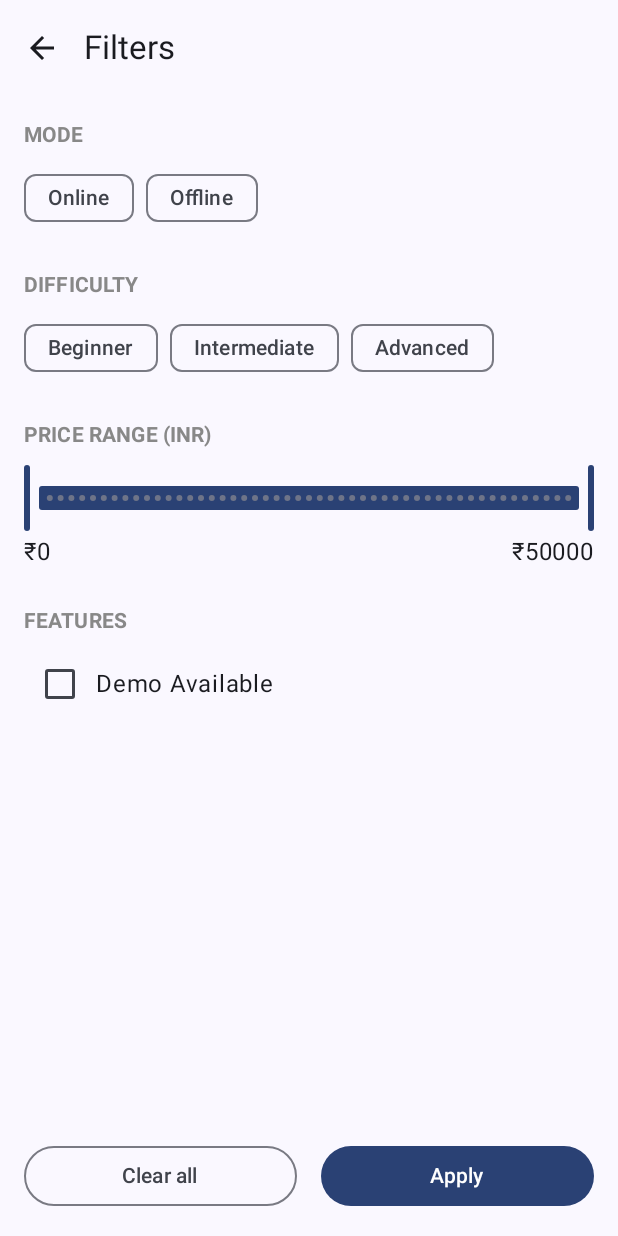
After one commit to Vaibhav-Nagfase/Project-Learn-Verse, an Android app built with Jetpack Compose: the composable FilterScreen shown on its own in the app's theme, on a phone screen of 412 x 824 dp. The commit adds this screen. Run offline under Robolectric (Android 15) with nearby library versions, the phone set to English and light mode, and no system bars.

Commit message:
feat: Complete activity filter and detail screen

```diff
--- a/app/build.gradle.kts
+++ b/app/build.gradle.kts
@@ -55,6 +55,8 @@ dependencies {
 
     implementation("androidx.compose.material:material-icons-extended:1.6.8")
 
+    implementation("androidx.compose.runtime:runtime-livedata:1.6.8")
+
     implementation(libs.androidx.core.ktx)
     implementation(libs.androidx.lifecycle.runtime.ktx)
     implementation(libs.androidx.activity.compose)
--- /dev/null
+++ b/app/src/main/java/com/example/learnverse/ui/screen/filter/FilterScreen.kt
@@ -0,0 +1,159 @@
+package com.example.learnverse.ui.screen.filter
+
+import androidx.compose.foundation.layout.*
+import androidx.compose.foundation.lazy.LazyColumn
+import androidx.compose.material.icons.Icons
+import androidx.compose.material.icons.automirrored.filled.ArrowBack
+import androidx.compose.material3.*
+import androidx.compose.runtime.Composable
+import androidx.compose.runtime.getValue
+import androidx.compose.ui.Alignment
+import androidx.compose.ui.Modifier
+import androidx.compose.ui.graphics.Color
+import androidx.compose.ui.text.font.FontWeight
+import androidx.compose.ui.unit.dp
+import androidx.navigation.NavController
+import com.example.learnverse.viewmodel.FilterViewModel
+
+@OptIn(ExperimentalMaterial3Api::class, ExperimentalLayoutApi::class)
+@Composable
+fun FilterScreen(
+    navController: NavController,
+    viewModel: FilterViewModel
+) {
+    val isLoading by viewModel.isLoading
+
+    Scaffold(
+        topBar = {
+            TopAppBar(
+                title = { Text("Filters") },
+                navigationIcon = {
+                    IconButton(onClick = { navController.navigateUp() }) {
+                        Icon(Icons.AutoMirrored.Filled.ArrowBack, contentDescription = "Back")
+                    }
+                }
+            )
+        },
+        bottomBar = {
+            // This bottom bar contains the Clear and Apply buttons
+            Row(
+                modifier = Modifier
+                    .fillMaxWidth()
+                    .padding(16.dp),
+                horizontalArrangement = Arrangement.spacedBy(16.dp)
+            ) {
+                OutlinedButton(
+                    onClick = { viewModel.clearFilters() },
+                    modifier = Modifier.weight(1f)
+                ) {
+                    Text("Clear all")
+                }
+                Button(
+                    onClick = {
+                        viewModel.applyFilters { filteredActivities ->
+                            // This sends the results back to the SearchScreen
+                            navController.previousBackStackEntry
+                                ?.savedStateHandle
+                                ?.set("filtered_activities", filteredActivities)
+                            navController.popBackStack()
+                        }
+                    },
+                    modifier = Modifier.weight(1f),
+                    enabled = !isLoading
+                ) {
+                    if (isLoading) {
+                        CircularProgressIndicator(modifier = Modifier.size(24.dp), strokeWidth = 2.dp)
+                    } else {
+                        Text("Apply")
+                    }
+                }
+            }
+        }
+    ) { paddingValues ->
+        LazyColumn(
+            modifier = Modifier
+                .fillMaxSize()
+                .padding(paddingValues)
+                .padding(horizontal = 16.dp),
+            verticalArrangement = Arrangement.spacedBy(24.dp),
+            contentPadding = PaddingValues(vertical = 16.dp)
+        ) {
+            // --- MODE Section ---
+            item {
+                FilterSection("Mode") {
+                    val allModes = listOf("Online", "Offline")
+                    FlowRow(horizontalArrangement = Arrangement.spacedBy(8.dp)) {
+                        allModes.forEach { mode ->
+                            FilterChip(
+                                selected = mode in viewModel.selectedModes,
+                                onClick = {
+                                    if (mode in viewModel.selectedModes) viewModel.selectedModes.remove(mode)
+                                    else viewModel.selectedModes.add(mode)
+                                },
+                                label = { Text(mode) }
+                            )
+                        }
+                    }
+                }
+            }
+
+            // --- DIFFICULTY Section ---
+            item {
+                FilterSection("Difficulty") {
+                    val allDifficulties = listOf("Beginner", "Intermediate", "Advanced")
+                    FlowRow(horizontalArrangement = Arrangement.spacedBy(8.dp)) {
+                        allDifficulties.forEach { difficulty ->
+                            FilterChip(
+                                selected = difficulty in viewModel.selectedDifficulties,
+                                onClick = {
+                                    if (difficulty in viewModel.selectedDifficulties) viewModel.selectedDifficulties.remove(difficulty)
+                                    else viewModel.selectedDifficulties.add(difficulty)
+                                },
+                                label = { Text(difficulty) }
+                            )
+                        }
+                    }
+                }
+            }
+
+            // --- PRICE RANGE Section ---
+            item {
+                FilterSection("Price Range (INR)") {
+                    RangeSlider(
+                        value = viewModel.priceRange.value,
+                        onValueChange = { viewModel.priceRange.value = it },
+                        valueRange = 0f..50000f, // 0 to 50,000 INR
+                        steps = 49 // Creates 50 steps (e.g., in increments of 1000)
+                    )
+                    Row(Modifier.fillMaxWidth(), Arrangement.SpaceBetween) {
+                        Text("₹${viewModel.priceRange.value.start.toInt()}")
+                        Text("₹${viewModel.priceRange.value.endInclusive.toInt()}")
+                    }
+                }
+            }
+
+            // --- FEATURES Section ---
+            item {
+                FilterSection("Features") {
+                    Row(verticalAlignment = Alignment.CenterVertically) {
+                        Checkbox(
+                            checked = viewModel.demoAvailable.value,
+                            onCheckedChange = { viewModel.demoAvailable.value = it }
+                        )
+                        Text("Demo Available")
+                    }
+                }
+            }
+        }
+    }
+}
+
+// A reusable composable to create consistent section headers
+@Composable
+fun FilterSection(title: String, content: @Composable () -> Unit) {
+    Column {
+        Text(text = title.uppercase(), style = MaterialTheme.typography.titleSmall, color = Color.Gray, fontWeight = FontWeight.Bold)
+        Spacer(modifier = Modifier.height(8.dp))
+        content()
+    }
+}
```
Also changed, not shown: app/src/main/java/com/example/learnverse/MainActivity.kt (+16 -3 lines), app/src/main/java/com/example/learnverse/data/model/ActivityModels.kt (+31 -1 lines), app/src/main/java/com/example/learnverse/data/remote/ApiService.kt (+7 -0 lines), app/src/main/java/com/example/learnverse/data/repository/ActivitiesRepository.kt (+27 -0 lines), app/src/main/java/com/example/learnverse/ui/screen/search/SearchScreen.kt (+46 -1 lines), app/src/main/java/com/example/learnverse/viewmodel/ActivitiesViewModel.kt (+27 -35 lines), app/src/main/java/com/example/learnverse/viewmodel/FilterViewModel.kt (added, +81 -0 lines), app/src/main/java/com/example/learnverse/viewmodel/FilterViewModelFactory.kt (added, +19 -0 lines).
